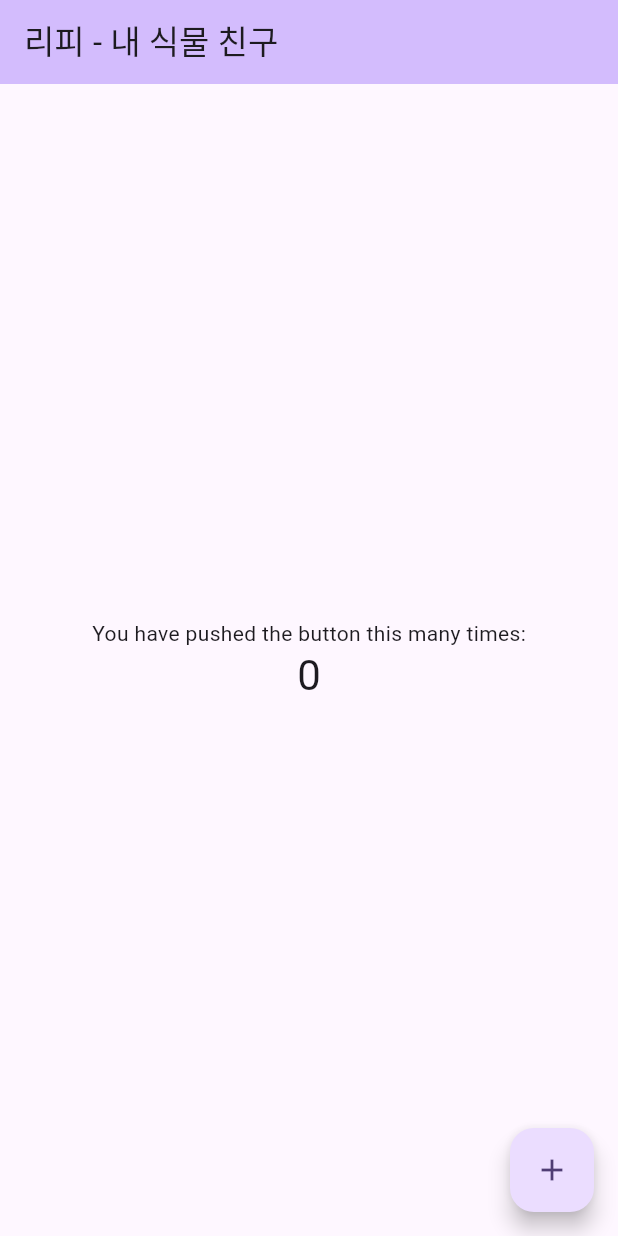
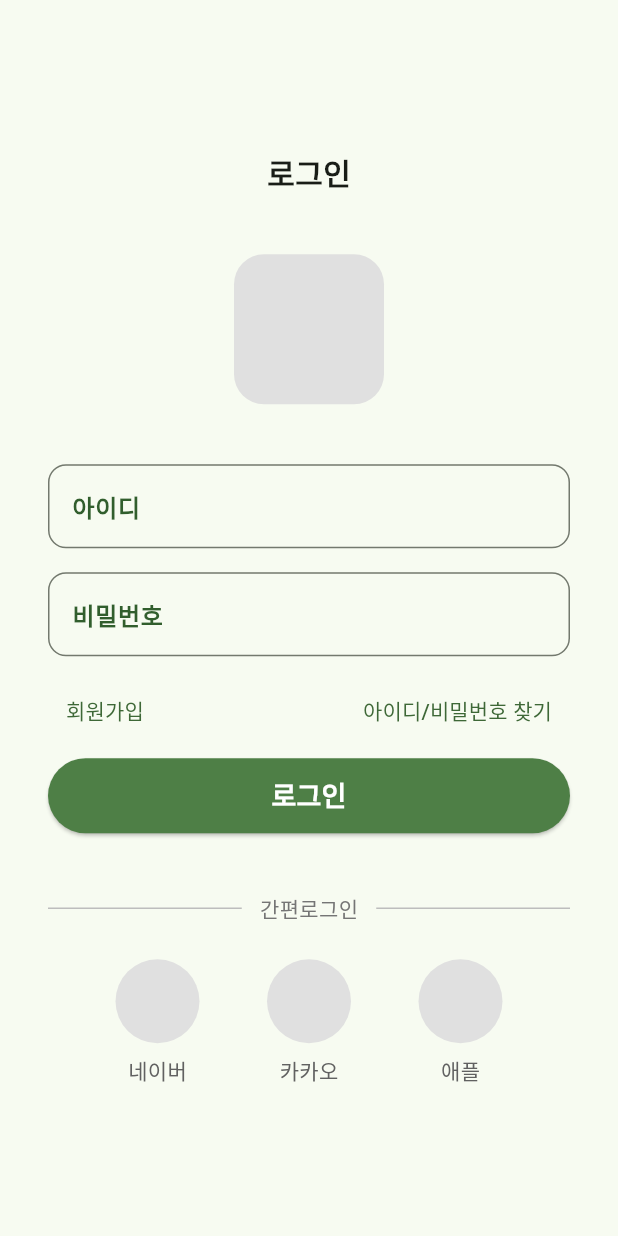
Before and after one commit to YuEngMe/Leafie, a Flutter app: the screen it shows after launch, on a phone screen of 412 x 824 dp. Run offline on Flutter 3.47's test engine with Material 3 defaults, Android fonts, the phone set to English and light mode, and no system bars; Roboto replaces fonts that are missing (Pretendard).

Commit message:
refactor(frontend): 화면·위젯·테마를 폴더 구조로 분리

```diff
--- a/frontend/lib/main.dart
+++ b/frontend/lib/main.dart
@@ -1,122 +1,23 @@
 import 'package:flutter/material.dart';
+import 'package:yeso_plant/screens/login_screen.dart';
+import 'package:yeso_plant/theme/app_colors.dart';
 
 void main() {
-  runApp(const MyApp());
+  runApp(const YesoApp());
 }
 
-class MyApp extends StatelessWidget {
-  const MyApp({super.key});
+class YesoApp extends StatelessWidget {
+  const YesoApp({super.key});
 
-  // This widget is the root of your application.
   @override
   Widget build(BuildContext context) {
     return MaterialApp(
-      title: 'Flutter Demo',
+      title: '리피 - 내 식물 친구',
       theme: ThemeData(
-        // This is the theme of your application.
-        //
-        // TRY THIS: Try running your application with "flutter run". You'll see
-        // the application has a purple toolbar. Then, without quitting the app,
-        // try changing the seedColor in the colorScheme below to Colors.green
-        // and then invoke "hot reload" (save your changes or press the "hot
-        // reload" button in a Flutter-supported IDE, or press "r" if you used
-        // the command line to start the app).
-        //
-        // Notice that the counter didn't reset back to zero; the application
-        // state is not lost during the reload. To reset the state, use hot
-        // restart instead.
-        //
-        // This works for code too, not just values: Most code changes can be
-        // tested with just a hot reload.
-        colorScheme: .fromSeed(seedColor: Colors.deepPurple),
+        colorScheme: ColorScheme.fromSeed(seedColor: kButtonGreen),
+        fontFamily: 'Pretendard',
       ),
-      home: const MyHomePage(title: '리피 - 내 식물 친구'),
+      home: const LoginScreen(),
     );
   }
 }
-
-class MyHomePage extends StatefulWidget {
-  const MyHomePage({super.key, required this.title});
-
-  // This widget is the home page of your application. It is stateful, meaning
-  // that it has a State object (defined below) that contains fields that affect
-  // how it looks.
-
-  // This class is the configuration for the state. It holds the values (in this
-  // case the title) provided by the parent (in this case the App widget) and
-  // used by the build method of the State. Fields in a Widget subclass are
-  // always marked "final".
-
-  final String title;
-
-  @override
-  State<MyHomePage> createState() => _MyHomePageState();
-}
-
-class _MyHomePageState extends State<MyHomePage> {
-  int _counter = 0;
-
-  void _incrementCounter() {
-    setState(() {
-      // This call to setState tells the Flutter framework that something has
-      // changed in this State, which causes it to rerun the build method below
-      // so that the display can reflect the updated values. If we changed
-      // _counter without calling setState(), then the build method would not be
-      // called again, and so nothing would appear to happen.
-      _counter++;
-    });
-  }
-
-  @override
-  Widget build(BuildContext context) {
-    // This method is rerun every time setState is called, for instance as done
-    // by the _incrementCounter method above.
-    //
-    // The Flutter framework has been optimized to make rerunning build methods
-    // fast, so that you can just rebuild anything that needs updating rather
-    // than having to individually change instances of widgets.
-    return Scaffold(
-      appBar: AppBar(
-        // TRY THIS: Try changing the color here to a specific color (to
-        // Colors.amber, perhaps?) and trigger a hot reload to see the AppBar
-        // change color while the other colors stay the same.
-        backgroundColor: Theme.of(context).colorScheme.inversePrimary,
-        // Here we take the value from the MyHomePage object that was created by
-        // the App.build method, and use it to set our appbar title.
-        title: Text(widget.title),
-      ),
-      body: Center(
-        // Center is a layout widget. It takes a single child and positions it
-        // in the middle of the parent.
-        child: Column(
-          // Column is also a layout widget. It takes a list of children and
-          // arranges them vertically. By default, it sizes itself to fit its
-          // children horizontally, and tries to be as tall as its parent.
-          //
-          // Column has various properties to control how it sizes itself and
-          // how it positions its children. Here we use mainAxisAlignment to
-          // center the children vertically; the main axis here is the vertical
-          // axis because Columns are vertical (the cross axis would be
-          // horizontal).
-          //
-          // TRY THIS: Invoke "debug painting" (choose the "Toggle Debug Paint"
-          // action in the IDE, or press "p" in the console), to see the
-          // wireframe for each widget.
-          mainAxisAlignment: .center,
-          children: [
-            const Text('You have pushed the button this many times:'),
-            Text(
-              '$_counter',
-              style: Theme.of(context).textTheme.headlineMedium,
-            ),
-          ],
-        ),
-      ),
-      floatingActionButton: FloatingActionButton(
-        onPressed: _incrementCounter,
-        tooltip: 'Increment',
-        child: const Icon(Icons.add),
-      ),
-    );
-  }
-}
--- /dev/null
+++ b/frontend/lib/screens/login_screen.dart
@@ -0,0 +1,137 @@
+import 'package:flutter/material.dart';
+import 'package:yeso_plant/theme/app_colors.dart';
+import 'package:yeso_plant/widgets/social_login_button.dart';
+
+class LoginScreen extends StatelessWidget {
+  const LoginScreen({super.key});
+
+  @override
+  Widget build(BuildContext context) {
+    return Scaffold(
+      body: SafeArea(
+        child: Center(
+          child: SingleChildScrollView(
+            padding: const EdgeInsets.symmetric(horizontal: 32),
+            child: Column(
+              mainAxisAlignment: MainAxisAlignment.center,
+              children: [
+                // 상단 제목
+                const Text(
+                  '로그인',
+                  style: TextStyle(fontSize: 20, fontWeight: FontWeight.w700),
+                ),
+                const SizedBox(height: 40),
+
+                Container(
+                  width: 100,
+                  height: 100,
+                  decoration: BoxDecoration(
+                    color: Colors.grey.shade300,
+                    borderRadius: BorderRadius.circular(20),
+                  ),
+                ),
+                const SizedBox(height: 40),
+
+                // 아이디 입력
+                TextField(
+                  decoration: InputDecoration(
+                    labelText: '아이디',
+                    labelStyle: const TextStyle(
+                      color: kLabelGreen,
+                      fontWeight: FontWeight.w600,
+                    ),
+                    border: OutlineInputBorder(
+                      borderRadius: BorderRadius.circular(12),
+                      borderSide: const BorderSide(color: kBorderGreen),
+                    ),
+                  ),
+                ),
+                const SizedBox(height: 16),
+
+                // 비밀번호 입력
+                TextField(
+                  obscureText: true,
+                  decoration: InputDecoration(
+                    labelText: '비밀번호',
+                    labelStyle: const TextStyle(
+                      color: kLabelGreen,
+                      fontWeight: FontWeight.w600,
+                    ),
+                    border: OutlineInputBorder(
+                      borderRadius: BorderRadius.circular(12),
+                      borderSide: const BorderSide(color: kBorderGreen),
+                    ),
+                  ),
+                ),
+                const SizedBox(height: 12),
+
+                // 회원가입 / 아이디·비밀번호 찾기 (양쪽 끝 정렬)
+                Row(
+                  mainAxisAlignment: MainAxisAlignment.spaceBetween,
+                  children: [
+                    TextButton(onPressed: () {}, child: const Text('회원가입')),
+                    TextButton(
+                      onPressed: () {},
+                      child: const Text('아이디/비밀번호 찾기'),
+                    ),
+                  ],
+                ),
+                const SizedBox(height: 8),
+
+                // 로그인 버튼
+                SizedBox(
+                  width: double.infinity,
+                  height: 50,
+                  child: ElevatedButton(
+                    onPressed: () {},
+                    style: ElevatedButton.styleFrom(
+                      backgroundColor: kButtonGreen,
+                      foregroundColor: Colors.white,
+                      shape: RoundedRectangleBorder(
+                        borderRadius: BorderRadius.circular(50), // 알약 모양
+                      ),
+                    ),
+                    child: const Text(
+                      '로그인',
+                      style: TextStyle(
+                        fontSize: 18,
+                        fontWeight: FontWeight.w600,
+                      ),
+                    ),
+                  ),
+                ),
+                const SizedBox(height: 40),
+
+                // 간편로그인 구분선
+                Row(
+                  children: [
+                    Expanded(child: Divider(color: Colors.grey.shade400)),
+                    Padding(
+                      padding: const EdgeInsets.symmetric(horizontal: 12),
+                      child: Text(
+                        '간편로그인',
+                        style: TextStyle(color: Colors.grey.shade600),
+                      ),
+                    ),
+                    Expanded(child: Divider(color: Colors.grey.shade400)),
+                  ],
+                ),
+                const SizedBox(height: 24),
+
+                // 간편로그인 버튼들 (네이버·카카오·애플) — 자리만, 연동은 다음 단계
+                Row(
+                  mainAxisAlignment: MainAxisAlignment.spaceEvenly,
+                  children: [
+                    SocialLoginButton(label: '네이버', onTap: () {}),
+                    SocialLoginButton(label: '카카오', onTap: () {}),
+                    SocialLoginButton(label: '애플', onTap: () {}),
+                  ],
+                ),
+              ],
+            ),
+          ),
+        ),
+      ),
+    );
+  }
+}
--- /dev/null
+++ b/frontend/lib/theme/app_colors.dart
@@ -0,0 +1,6 @@
+import 'package:flutter/material.dart';
+
+// Figma Dev Mode에서 확인한 브랜드 색상
+const Color kButtonGreen = Color(0xFF4E7F46); // 버튼 배경
+const Color kBorderGreen = Color(0xFFD6E2D4); // 입력칸/버튼 테두리
+const Color kLabelGreen = Color(0xFF315E2D); // 라벨 텍스트
--- /dev/null
+++ b/frontend/lib/widgets/social_login_button.dart
@@ -0,0 +1,31 @@
+import 'package:flutter/material.dart';
+
+// 간편로그인 원형 버튼 (아이콘 자리 + 라벨). 실제 로고는 나중에 Image.asset으로 교체.
+class SocialLoginButton extends StatelessWidget {
+  const SocialLoginButton({super.key, required this.label, required this.onTap});
+
+  final String label;
+  final VoidCallback onTap;
+
+  @override
+  Widget build(BuildContext context) {
+    return Column(
+      children: [
+        InkWell(
+          onTap: onTap,
+          customBorder: const CircleBorder(),
+          child: Container(
+            width: 56,
+            height: 56,
+            decoration: BoxDecoration(
+              color: Colors.grey.shade300,
+              shape: BoxShape.circle,
+            ),
+          ),
+        ),
+        const SizedBox(height: 8),
+        Text(label, style: TextStyle(color: Colors.grey.shade700)),
+      ],
+    );
+  }
+}
```
Also changed, not shown: frontend/pubspec.yaml (+7 -0 lines), 4 other files.
